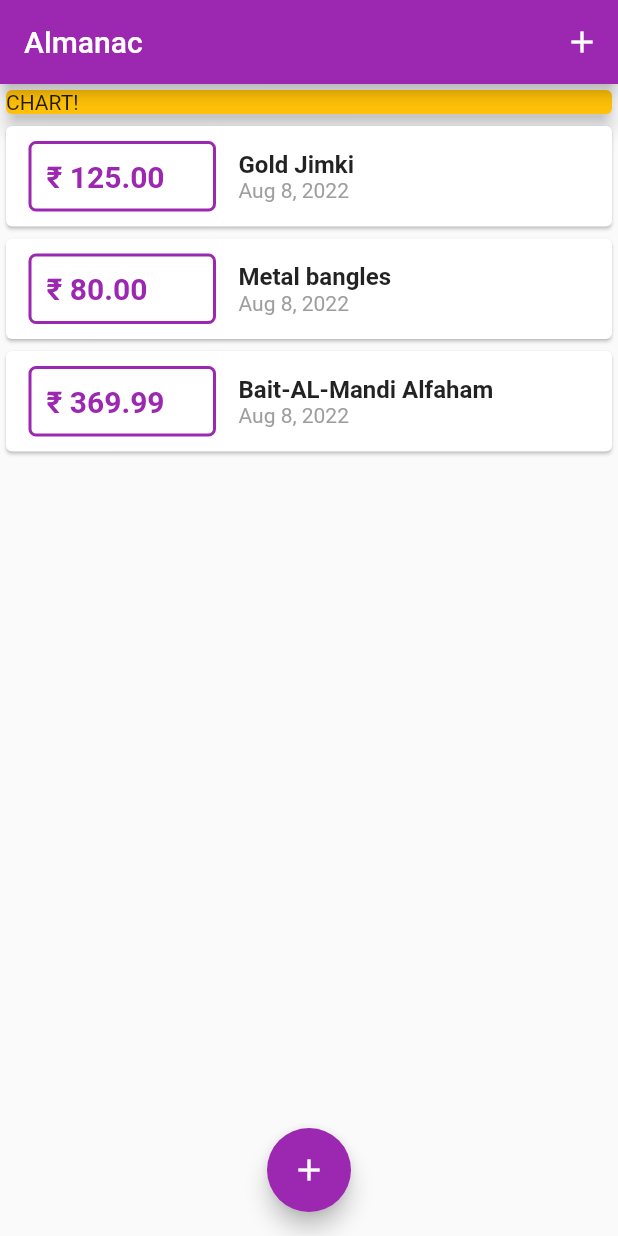
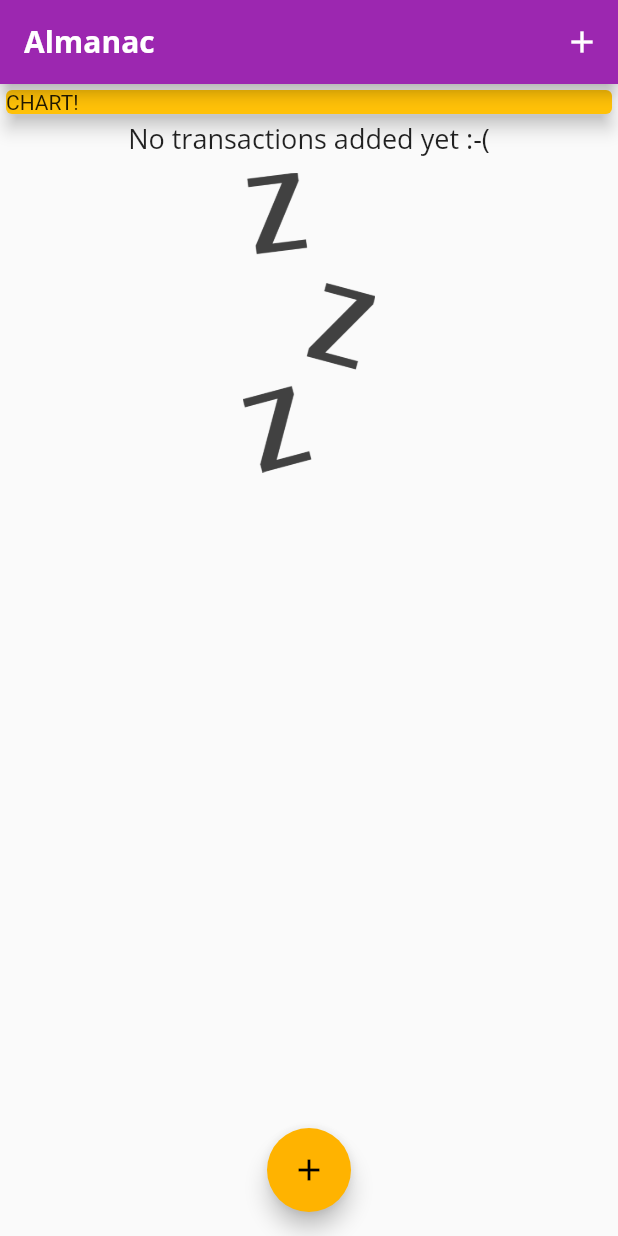
Before and after one commit to Nadha-Jabeen-T/-, a Flutter app: the screen it shows after launch, on a phone screen of 412 x 824 dp. Run offline on Flutter 3.47's test engine with Material 2 defaults, Android fonts, the phone set to English and light mode, and no system bars.

Commit message:
Theme and no-transaction image added

```diff
--- a/lib/main.dart
+++ b/lib/main.dart
@@ -13,6 +13,23 @@ class MyApp extends StatelessWidget {
   Widget build(BuildContext context) {
     return MaterialApp(
       title: 'Almanac',
+      /*GLOBAL THEMING */
+      theme: ThemeData(
+        primarySwatch: Colors.purple,
+        accentColor: Colors.amber[600],
+        /*Based on primary color, Bt different shades */
+        fontFamily: 'Quicksand',
+        textTheme: ThemeData.light().textTheme.copyWith(
+                headline6: TextStyle(
+              fontFamily: 'OpenSans',
+              fontSize: 18,
+            )),
+        appBarTheme: AppBarTheme(
+            titleTextStyle: TextStyle(
+                fontFamily: 'OpenSans',
+                fontSize: 20,
+                fontWeight: FontWeight.bold)),
+      ),
       home: MyHomePage(),
     );
   }
@@ -25,7 +42,7 @@ class MyHomePage extends StatefulWidget {
 
 class _MyHomePageState extends State<MyHomePage> {
   final List<Transaction> _userTransactions = [
-    Transaction(
+    /*Transaction(
       id: 't1',
       title: 'Gold Jimki',
       amount: 125,
@@ -42,7 +59,7 @@ class _MyHomePageState extends State<MyHomePage> {
       title: 'Bait-AL-Mandi Alfaham',
       amount: 369.99,
       date: DateTime.now(),
-    )
+    )*/
   ];
   void _addNewTransaction(String txTitle, double txAmount) {
     final newTx = Transaction(
@@ -76,7 +93,6 @@ class _MyHomePageState extends State<MyHomePage> {
     return Scaffold(
       appBar: AppBar(
         title: Text('Almanac'),
-        backgroundColor: Colors.purple,
         actions: [
           IconButton(
             onPressed: () => _startAddNewTransaction(context),
@@ -111,7 +127,6 @@ class _MyHomePageState extends State<MyHomePage> {
       floatingActionButton: FloatingActionButton(
         onPressed: () => _startAddNewTransaction(context),
         child: Icon(Icons.add),
-        backgroundColor: Colors.purple,
       ),
     );
   }
--- a/lib/widgets/transaction_list.dart
+++ b/lib/widgets/transaction_list.dart
@@ -10,7 +10,27 @@ class TransactionList extends StatelessWidget {
   Widget build(BuildContext context) {
     return Container(
       height: 300,
-      child: ListView.builder(
+      child: transactions.isEmpty
+          ? Column(
+              children: [
+                Text(
+                  'No transactions added yet :-(',
+                  style: Theme.of(context).textTheme.headline6,
+                ),
+                SizedBox(
+                  height: 10, /*Separator */
+                ),
+                Container(
+                  height: 200,
+                  child: Image.asset(
+                    'assets/images/waiting.png',
+                    fit: BoxFit
+                        .cover, //But to cover the area , it needed a fixed width container
+                  ),
+                )
+              ],
+            )
+          : ListView.builder(
               /*ListView - Column or row with a SingleChildScrollableView - to give scrolling to a specific item */
               /*ListView always needed a fixed height wrapper*/
               itemBuilder: (ctx, index) {
@@ -27,7 +47,7 @@ class TransactionList extends StatelessWidget {
                         padding: EdgeInsets.all(10),
                         decoration: BoxDecoration(
                             border: Border.all(
-                        color: Colors.purple,
+                              color: Theme.of(context).primaryColor,
                               width: 2,
                             ),
                             borderRadius: BorderRadius.circular(5)),
@@ -37,19 +57,14 @@ class TransactionList extends StatelessWidget {
                           style: TextStyle(
                               fontWeight: FontWeight.bold,
                               fontSize: 20,
-                        color: Colors.purple),
+                              color: Theme.of(context).primaryColor),
                         ),
                       ),
                       Column(
                         crossAxisAlignment: CrossAxisAlignment.start,
                         children: [
-                    Text(
-                      transactions[index].title,
-                      style: TextStyle(
-                        fontWeight: FontWeight.bold,
-                        fontSize: 16,
-                      ),
-                    ),
+                          Text(transactions[index].title,
+                              style: Theme.of(context).textTheme.headline6),
                           Text(
                             //tx.date.toString(),
                             DateFormat.yMMMd().format(transactions[index].date),
```
Also changed, not shown: pubspec.yaml (+13 -13 lines), assets/fonts/OpenSans-Bold.ttf (added), assets/fonts/OpenSans-Regular.ttf (added), assets/fonts/Quicksand-Bold.ttf (added), assets/fonts/Quicksand-Light.ttf (added), assets/fonts/Quicksand-Medium.ttf (added), assets/fonts/Quicksand-Regular.ttf (added), assets/images/waiting.png (added). Lines whose indentation alone changed are shown as unchanged.
